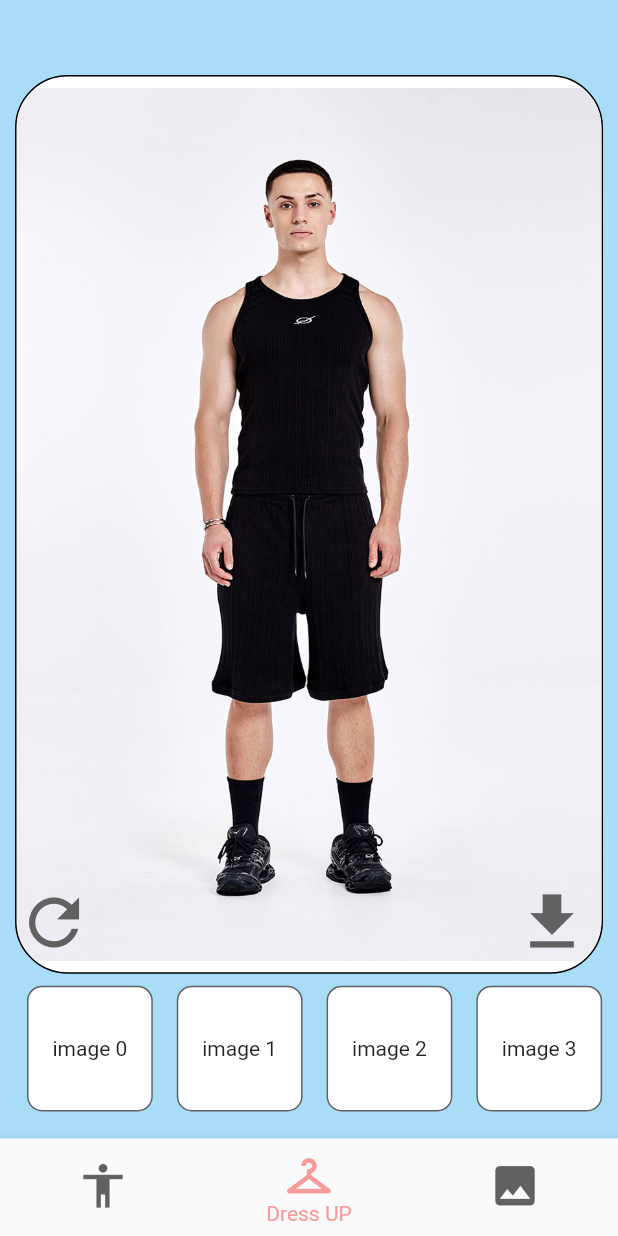
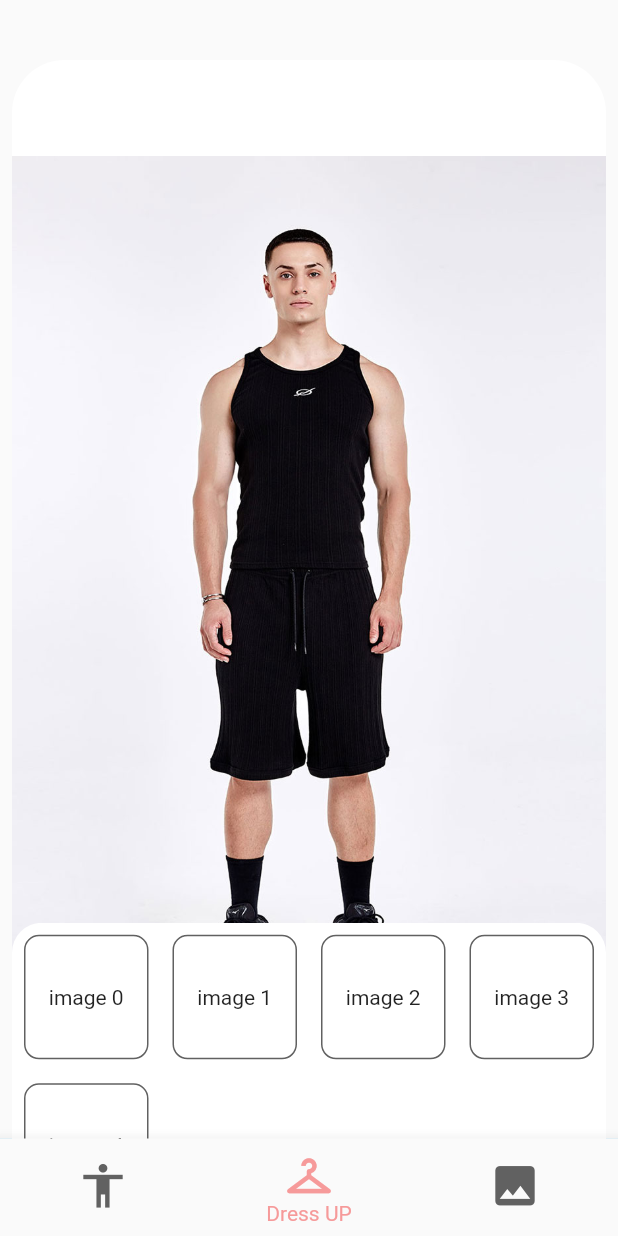
Before and after one commit to DressMeUp-2023/DressMeUp-Front, a Flutter app: the screen it shows after launch, on a phone screen of 412 x 824 dp. Run offline on Flutter 3.47's test engine with Material 2 defaults, Android fonts, the light colour scheme and no system bars; our stand-ins replace image_picker.

Commit message:
feat: dressmeup에 draggablescrollablesheet 추가

```diff
--- a/dressmeup/lib/components/album.dart
+++ b/dressmeup/lib/components/album.dart
@@ -6,7 +6,6 @@ class Album extends StatelessWidget {
   @override
   Widget build(context) {
     return Scaffold(
-      backgroundColor: const Color(0xffA9DDF7),
       body: Column(
         children: [
           const Spacer(flex: 1),
--- a/dressmeup/lib/components/changeModel/change_model.dart
+++ b/dressmeup/lib/components/changeModel/change_model.dart
@@ -15,8 +15,9 @@ class _ChangeModelState extends State<ChangeModel> {
   @override
   Widget build(BuildContext context) {
     return Scaffold(
-      backgroundColor: Colors.transparent,
-      body: Column(
+      body: Padding(
+        padding: const EdgeInsets.all(8.0),
+        child: Column(
           children: [
             const Spacer(flex: 1),
             Flexible(
@@ -73,6 +74,7 @@ class _ChangeModelState extends State<ChangeModel> {
             )
           ],
         ),
+      ),
     );
   }
 }
--- a/dressmeup/lib/components/dressUp/closet.dart
+++ b/dressmeup/lib/components/dressUp/closet.dart
@@ -14,9 +14,22 @@ class _Closet extends State<Closet> {
   int _selectedImageIndex = 7;
   @override
   Widget build(BuildContext context) {
-    return GridView.count(
-      scrollDirection: Axis.horizontal,
-      crossAxisCount: 1,
+    return DraggableScrollableSheet(
+      initialChildSize: 0.2,
+      minChildSize: 0.1,
+      maxChildSize: 0.5,
+      builder: (BuildContext context, scrollController) {
+        return SingleChildScrollView(
+          controller: scrollController,
+          child: Container(
+            height: 500,
+            decoration: BoxDecoration(
+              color: Colors.white,
+              borderRadius: BorderRadius.circular(20),
+            ),
+            child: GridView.count(
+              controller: scrollController,
+              crossAxisCount: 4,
               children: List.generate(
                 5,
                 (index) {
@@ -30,6 +43,10 @@ class _Closet extends State<Closet> {
                       });
                 },
               ),
+            ),
+          ),
+        );
+      },
     );
   }
 }
--- a/dressmeup/lib/components/dressUp/dress_up.dart
+++ b/dressmeup/lib/components/dressUp/dress_up.dart
@@ -1,5 +1,5 @@
 import 'package:dressmeup/components/dressUp/closet.dart';
-import 'package:dressmeup/components/init_page.dart';
+import 'package:dressmeup/components/init_setting.dart';
 import 'package:flutter/material.dart';
 
 class DressUp extends StatelessWidget {
@@ -8,18 +8,13 @@ class DressUp extends StatelessWidget {
   @override
   Widget build(context) {
     return Scaffold(
-      backgroundColor: const Color(0xffA9DDF7),
       body: Padding(
-        padding: const EdgeInsets.only(top: 40.0),
-        child: Column(
+        padding: const EdgeInsets.only(top: 40.0, left: 8, right: 8),
+        child: Stack(
           children: [
-            Flexible(
-              flex: 6,
-              child: Container(
+            Container(
               decoration: BoxDecoration(
-                    color: Colors.white,
-                    border: Border.all(color: Colors.black, width: 1.0),
-                    borderRadius: BorderRadius.circular(35)),
+                  color: Colors.white, borderRadius: BorderRadius.circular(35)),
               child: Stack(
                 children: [
                   Center(
@@ -62,11 +57,7 @@ class DressUp extends StatelessWidget {
                 ],
               ),
             ),
-            ),
-            const Flexible(
-              flex: 1,
-              child: Closet(),
-            )
+            const Closet(),
           ],
         ),
       ),
--- a/dressmeup/lib/components/home_page.dart
+++ /dev/null
@@ -1,16 +0,0 @@
-import 'package:flutter/material.dart';
-
-class HomePage extends StatelessWidget {
-  const HomePage({Key? key}) : super(key: key);
-
-  @override
-  Widget build(context) {
-    return Scaffold(
-      body: Container(
-        decoration: BoxDecoration(
-            border: Border.all(color: Colors.black, width: 1.0),
-            borderRadius: BorderRadius.circular(35)),
-      ),
-    );
-  }
-}
--- a/dressmeup/lib/components/init_home.dart
+++ b/dressmeup/lib/components/init_home.dart
@@ -38,10 +38,7 @@ class _BottomBarState extends State<InitHome> {
             BottomNavigationBarItem(
                 icon: Icon(Icons.photo, size: 35), label: "Album"),
           ]),
-      body: Padding(
-        padding: const EdgeInsets.all(10),
-        child: Center(child: pages[currentIndex]),
-      ),
+      body: Center(child: pages[currentIndex]),
     );
   }
 }
```
Also changed, not shown: dressmeup/lib/components/init_setting.dart (renamed from dressmeup/lib/components/init_page.dart). Lines whose indentation alone changed are shown as unchanged.
